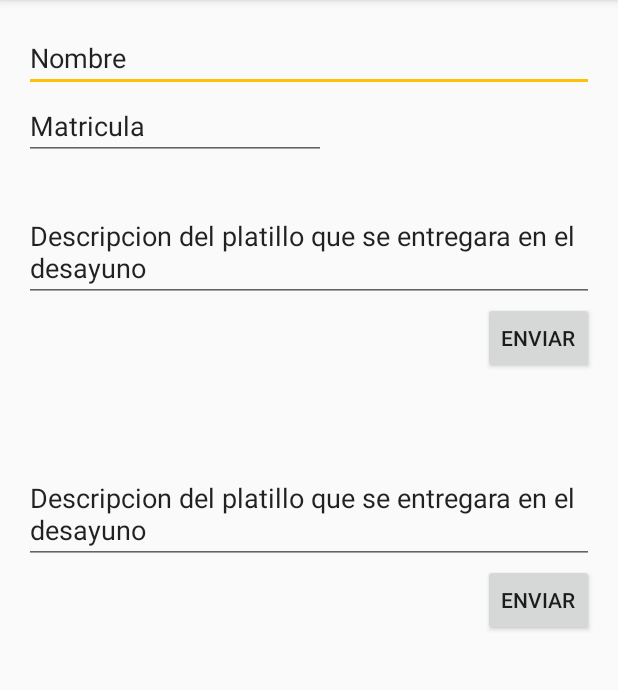
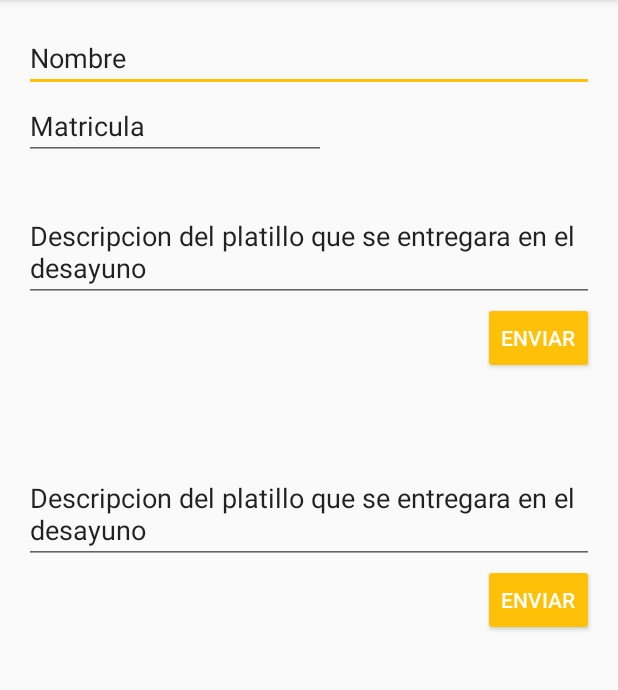
Before and after one commit to Tannyzz/App-AyudaComedor, an Android app: the screen it shows after launch (MainActivity), on a phone screen of 412 x 824 dp, the part 84-774 px from its top. Run offline under Robolectric (Android 15) with nearby library versions, the phone set to English and light mode, and no system bars.

Commit message:
Se asigno el nuevo estilo a los dos botones de layout

```diff
--- a/app/src/main/res/layout/activity_main.xml
+++ b/app/src/main/res/layout/activity_main.xml
@@ -53,7 +53,8 @@
         android:id="@+id/button"
         android:layout_below="@+id/editText3"
         android:layout_alignRight="@+id/editText3"
-        android:layout_alignEnd="@+id/editText3" />
+        android:layout_alignEnd="@+id/editText3"
+        android:theme="@style/MiBotonRaised" />
 
     <EditText
         android:layout_width="wrap_content"
@@ -77,5 +78,6 @@
         android:id="@+id/button2"
         android:layout_below="@+id/editText4"
         android:layout_alignRight="@+id/editText4"
-        android:layout_alignEnd="@+id/editText4" />
+        android:layout_alignEnd="@+id/editText4"
+        android:theme="@style/MiBotonRaised" />
 </RelativeLayout>
```
